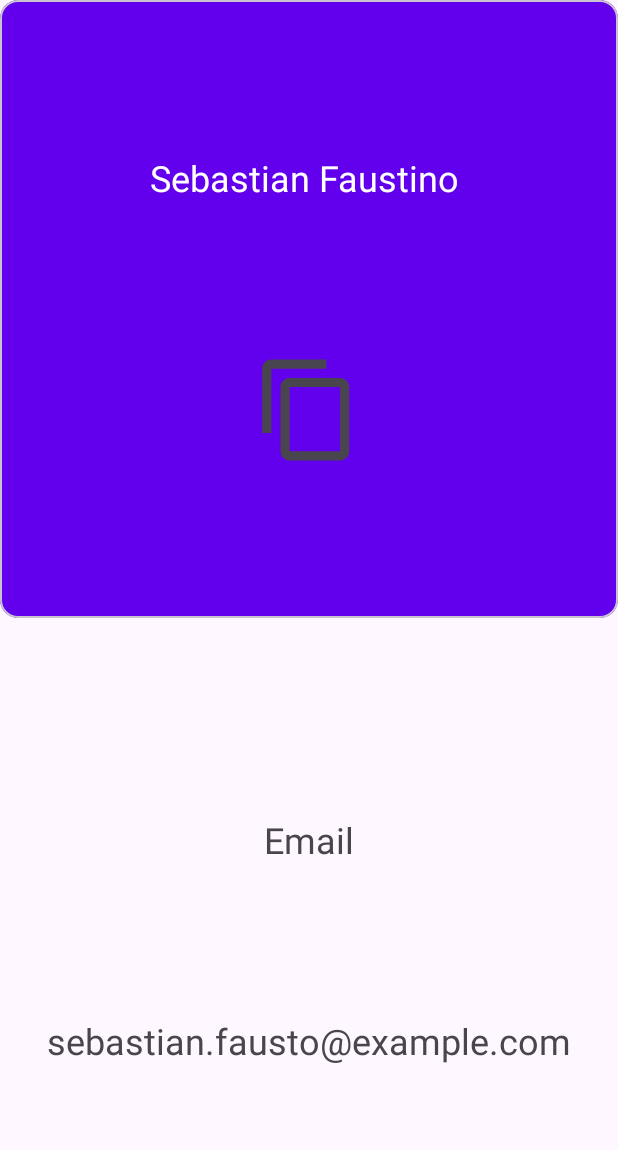
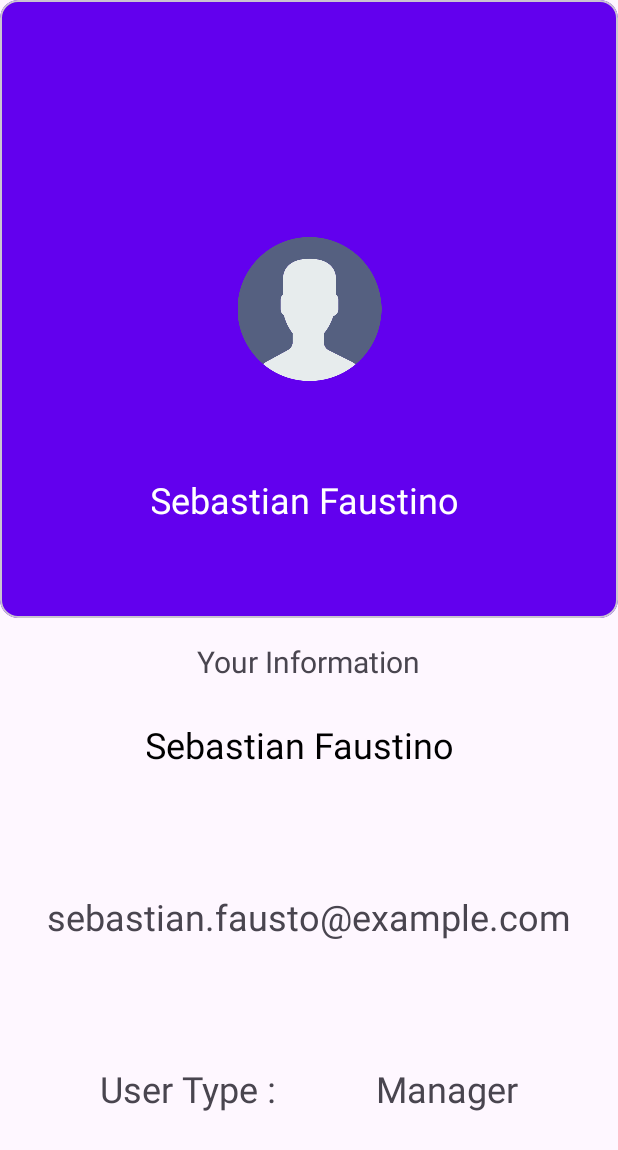
Before and after one commit to CampusDelSaber/hermes, an Android app: the layout activity_profile_information.xml on its own in the app's theme, with its tools: preview values and no code run, on a phone screen of 412 x 824 dp. Shown: the top 1150 px of the screen. Run offline under Robolectric (Android 15) with nearby library versions, the phone set to English and light mode, and no system bars.

Commit message:
Fixing UI User information

```diff
--- a/app/src/main/res/layout/activity_profile_information.xml
+++ b/app/src/main/res/layout/activity_profile_information.xml
@@ -25,56 +25,41 @@
 
             <TextView
                 android:id="@+id/fullNameText"
-                android:layout_width="wrap_content"
+                android:layout_width="210dp"
                 android:layout_height="wrap_content"
                 android:text="Sebastian Faustino "
                 android:textAlignment="center"
                 android:textColor="#FFFFFF"
                 android:textSize="24sp"
-                app:layout_constraintBottom_toTopOf="@+id/profileImage"
+                app:layout_constraintBottom_toBottomOf="parent"
                 app:layout_constraintEnd_toEndOf="parent"
                 app:layout_constraintStart_toStartOf="parent"
-                app:layout_constraintTop_toTopOf="parent" />
+                app:layout_constraintTop_toBottomOf="@+id/profileImage" />
 
             <ImageView
                 android:id="@+id/profileImage"
-                android:layout_width="85dp"
-                android:layout_height="73dp"
+                android:layout_width="107dp"
+                android:layout_height="96dp"
                 android:visibility="visible"
                 app:layout_constraintBottom_toBottomOf="parent"
                 app:layout_constraintEnd_toEndOf="parent"
-                app:layout_constraintHorizontal_bias="0.498"
                 app:layout_constraintStart_toStartOf="parent"
-                app:layout_constraintTop_toBottomOf="@+id/fullNameText"
-                app:srcCompat="?attr/actionModeCopyDrawable" />
+                app:layout_constraintTop_toTopOf="parent"
+                app:srcCompat="@drawable/user_icon" />
         </androidx.constraintlayout.widget.ConstraintLayout>
 
     </com.google.android.material.card.MaterialCardView>
 
     <TextView
-        android:id="@+id/textView2"
-        android:layout_width="67dp"
-        android:layout_height="37dp"
-        android:layout_marginBottom="112dp"
-        android:text="Email"
-        android:textAlignment="center"
-        android:textSize="24sp"
-        app:layout_constraintBottom_toBottomOf="parent"
-        app:layout_constraintEnd_toEndOf="parent"
-        app:layout_constraintStart_toStartOf="parent"
-        app:layout_constraintTop_toBottomOf="@+id/cardView" />
-
-    <TextView
         android:id="@+id/textView3"
         android:layout_width="wrap_content"
         android:layout_height="wrap_content"
-        android:layout_marginBottom="17dp"
         android:text="sebastian.fausto@example.com"
         android:textSize="24sp"
-        app:layout_constraintBottom_toBottomOf="parent"
+        app:layout_constraintBottom_toTopOf="@+id/textView"
         app:layout_constraintEnd_toEndOf="parent"
         app:layout_constraintStart_toStartOf="parent"
-        app:layout_constraintTop_toBottomOf="@+id/textView2" />
+        app:layout_constraintTop_toBottomOf="@+id/fullNameText2" />
 
     <androidx.constraintlayout.widget.Guideline
         android:id="@+id/guideline3"
@@ -83,4 +68,53 @@
         android:orientation="horizontal"
         app:layout_constraintGuide_percent="0.50" />
 
+    <TextView
+        android:id="@+id/textView"
+        android:layout_width="wrap_content"
+        android:layout_height="wrap_content"
+        android:text="User Type :"
+        android:textSize="24sp"
+        app:layout_constraintBottom_toBottomOf="parent"
+        app:layout_constraintEnd_toStartOf="@+id/textView4"
+        app:layout_constraintStart_toStartOf="parent"
+        app:layout_constraintTop_toBottomOf="@+id/textView3" />
+
+    <TextView
+        android:id="@+id/textView4"
+        android:layout_width="wrap_content"
+        android:layout_height="wrap_content"
+        android:text="Manager"
+        android:textSize="24sp"
+        app:layout_constraintBottom_toBottomOf="parent"
+        app:layout_constraintEnd_toEndOf="parent"
+        app:layout_constraintStart_toEndOf="@+id/textView"
+        app:layout_constraintTop_toBottomOf="@+id/textView3" />
+
+    <TextView
+        android:id="@+id/textView5"
+        android:layout_width="wrap_content"
+        android:layout_height="wrap_content"
+        android:layout_marginTop="15dp"
+        android:text="Your Information"
+        android:textSize="20sp"
+        app:layout_constraintBottom_toTopOf="@+id/fullNameText2"
+        app:layout_constraintEnd_toEndOf="parent"
+        app:layout_constraintStart_toStartOf="parent"
+        app:layout_constraintTop_toBottomOf="@+id/cardView" />
+
+    <TextView
+        android:id="@+id/fullNameText2"
+        android:layout_width="210dp"
+        android:layout_height="wrap_content"
+        android:layout_marginStart="98dp"
+        android:layout_marginTop="25dp"
+        android:layout_marginEnd="104dp"
+        android:text="Sebastian Faustino "
+        android:textAlignment="center"
+        android:textColor="#000000"
+        android:textSize="24sp"
+        app:layout_constraintEnd_toEndOf="parent"
+        app:layout_constraintStart_toStartOf="parent"
+        app:layout_constraintTop_toBottomOf="@+id/textView5" />
+
 </androidx.constraintlayout.widget.ConstraintLayout>
```
Also changed, not shown: app/src/main/res/drawable/user_icon.png (added).
